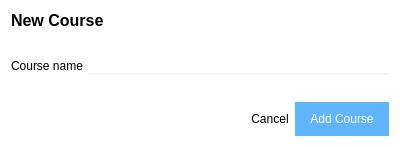
The window that TurboGrade/ui/newcourse.ui (wassgha/TurboGrade) describes before a commit, drawn with Qt 5.
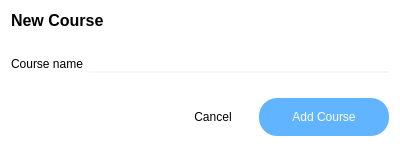
The same window after the commit. Icons and pictures are not drawn.

Patch:
```diff
--- a/TurboGrade/ui/newcourse.ui
+++ b/TurboGrade/ui/newcourse.ui
@@ -41,8 +41,8 @@
 	background:transparent;
 	color: black;
 	text-transform: uppercase;
-	max-width: 120px;
-	max-height: 30px;
+	width: 80px;
+	height: 18px;
 }
 
 #ok_btn {
@@ -55,6 +55,8 @@
 	border-radius: 18px;
 	color: white;
 	background: #61b4ff;
+	width: 100px;
+	height: 18px;
 }</string>
   </property>
   <layout class="QVBoxLayout" name="verticalLayout">
@@ -130,13 +132,16 @@
        </property>
        <property name="maximumSize">
         <size>
-         <width>120</width>
-         <height>30</height>
+         <width>16777215</width>
+         <height>16777215</height>
         </size>
        </property>
        <property name="text">
         <string>Cancel</string>
        </property>
+       <property name="flat">
+        <bool>true</bool>
+       </property>
       </widget>
      </item>
      <item>
@@ -149,8 +154,8 @@
        </property>
        <property name="maximumSize">
         <size>
-         <width>160</width>
-         <height>40</height>
+         <width>16777215</width>
+         <height>16777215</height>
         </size>
        </property>
        <property name="text">
@@ -166,6 +171,9 @@
          <height>16</height>
         </size>
        </property>
+       <property name="flat">
+        <bool>true</bool>
+       </property>
       </widget>
      </item>
     </layout>
```
